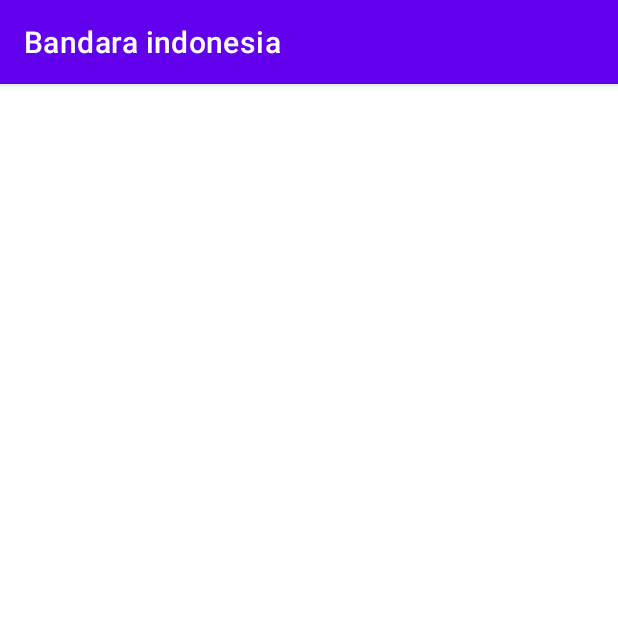
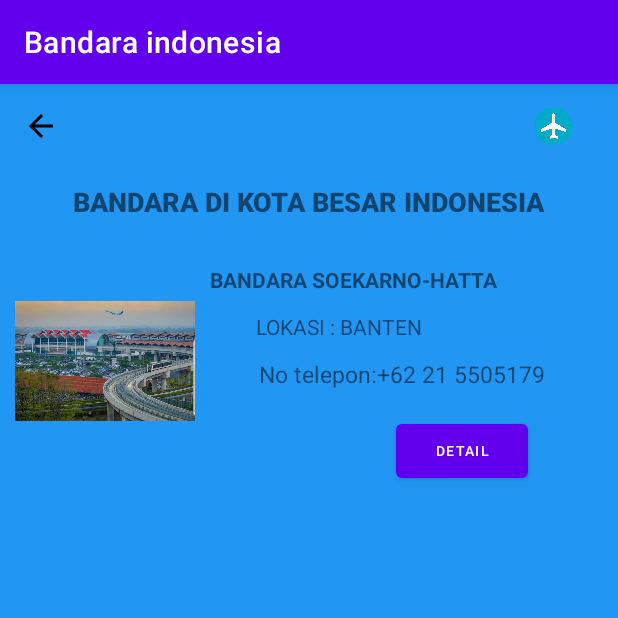
Before and after one commit to MuhamadDafhiMayrizkiy/Project-Bandara-Indonesia, an Android app: the Second screen opened directly, with no data from a screen before it, on a phone screen of 412 x 824 dp, the top half of it. Run offline under Robolectric (Android 15) with nearby library versions, the phone set to English and light mode, and no system bars.

Commit message:
Implicit
Perpindahan mainactivity ke second activity

```diff
--- a/app/src/main/java/com/pab/bandaraindonesia/MainActivity.java
+++ b/app/src/main/java/com/pab/bandaraindonesia/MainActivity.java
@@ -2,13 +2,25 @@ package com.pab.bandaraindonesia;
 
 import androidx.appcompat.app.AppCompatActivity;
 
+import android.content.Intent;
 import android.os.Bundle;
+import android.view.View;
+import android.widget.Button;
 
 public class MainActivity extends AppCompatActivity {
-
+    Button btn_mulai;
     @Override
     protected void onCreate(Bundle savedInstanceState) {
         super.onCreate(savedInstanceState);
         setContentView(R.layout.activity_main);
+        btn_mulai = (Button) findViewById(R.id.btn_mulai);
+        btn_mulai.setOnClickListener(new View.OnClickListener(){
+            @Override
+            public void onClick(View view){
+                Intent PINDAH = new Intent(MainActivity.this, Second.class);
+                startActivity(PINDAH);
+            }
+        });
+
     }
 }
--- /dev/null
+++ b/app/src/main/res/drawable/ic_baseline_arrow_back_24.xml
@@ -0,0 +1,5 @@
+<vector android:autoMirrored="true" android:height="24dp"
+    android:tint="#000000" android:viewportHeight="24"
+    android:viewportWidth="24" android:width="24dp" xmlns:android="http://schemas.android.com/apk/res/android">
+    <path android:fillColor="@android:color/white" android:pathData="M20,11H7.83l5.59,-5.59L12,4l-8,8 8,8 1.41,-1.41L7.83,13H20v-2z"/>
+</vector>
--- /dev/null
+++ b/app/src/main/res/drawable/ic_baseline_logo_dev_24.xml
@@ -0,0 +1,6 @@
+<vector android:height="24dp" android:tint="#000000"
+    android:viewportHeight="24" android:viewportWidth="24"
+    android:width="24dp" xmlns:android="http://schemas.android.com/apk/res/android">
+    <path android:fillColor="@android:color/white" android:pathData="M19,3H5C3.9,3 3,3.9 3,5v14c0,1.1 0.9,2 2,2h14c1.1,0 2,-0.9 2,-2V5C21,3.9 20.1,3 19,3zM7.68,14.98H6V9h1.71c1.28,0 1.71,1.03 1.71,1.71l0,2.56C9.42,13.95 9,14.98 7.68,14.98zM12.38,11.46v1.07h-1.18v1.39h1.93v1.07h-2.25c-0.4,0.01 -0.74,-0.31 -0.75,-0.71V9.75c-0.01,-0.4 0.31,-0.74 0.71,-0.75h2.28l0,1.07h-1.92v1.39H12.38zM16.88,14.23c-0.48,1.11 -1.33,0.89 -1.71,0L13.77,9h1.18l1.07,4.11L17.09,9h1.18L16.88,14.23z"/>
+    <path android:fillColor="@android:color/white" android:pathData="M7.77,10.12H7.14v3.77h0.63c0.14,0 0.28,-0.05 0.42,-0.16c0.14,-0.1 0.21,-0.26 0.21,-0.47v-2.52c0,-0.21 -0.07,-0.37 -0.21,-0.47C8.05,10.17 7.91,10.12 7.77,10.12z"/>
+</vector>
--- a/app/src/main/res/layout/activity_second.xml
+++ b/app/src/main/res/layout/activity_second.xml
@@ -1,9 +1,111 @@
 <?xml version="1.0" encoding="utf-8"?>
-<androidx.constraintlayout.widget.ConstraintLayout xmlns:android="http://schemas.android.com/apk/res/android"
+<ScrollView xmlns:android="http://schemas.android.com/apk/res/android"
     xmlns:app="http://schemas.android.com/apk/res-auto"
     xmlns:tools="http://schemas.android.com/tools"
     android:layout_width="match_parent"
     android:layout_height="match_parent"
-    tools:context=".Second">
+    tools:context=".Second"
+    android:background="#2196F3">
+    <LinearLayout
+        android:layout_width="wrap_content"
+        android:layout_height="wrap_content"
+        android:orientation="vertical">
+        <RelativeLayout
+            android:layout_width="wrap_content"
+            android:layout_height="?actionBarSize">
+            <ImageView
+                android:layout_width="wrap_content"
+                android:layout_height="wrap_content"
+                android:src="@drawable/ic_baseline_arrow_back_24"
+                android:padding="15dp"
+                android:layout_centerVertical="true"></ImageView>
 
-</androidx.constraintlayout.widget.ConstraintLayout>
+            <ImageView
+                android:layout_width="86dp"
+                android:layout_height="match_parent"
+                android:layout_alignParentRight="true"
+                android:layout_centerVertical="true"
+                android:padding="15dp"
+                android:src="@drawable/img"></ImageView>
+        </RelativeLayout>
+        <TextView
+            android:layout_width="wrap_content"
+            android:layout_height="wrap_content"
+            android:fontFamily="sans-serif-black"
+            android:text="Bandara di kota besar Indonesia"
+            android:textSize="18dp"
+            android:layout_gravity="center"
+            android:textAllCaps="true"
+            android:padding="10dp">
+        </TextView>
+        <RelativeLayout
+            android:layout_width="wrap_content"
+            android:layout_height="wrap_content"
+            android:backgroundTint="@color/white"
+            >
+
+            <ImageView
+                android:id="@+id/img"
+                android:layout_width="120dp"
+                android:layout_height="100dp"
+                android:layout_centerVertical="true"
+                android:layout_marginStart="10dp"
+                android:layout_marginTop="10dp"
+                android:layout_marginEnd="10dp"
+                android:layout_marginBottom="10dp"
+                android:src="@drawable/img2"></ImageView>
+
+            <TextView
+                android:id="@+id/tx_1"
+                android:layout_width="200dp"
+                android:layout_height="40dp"
+                android:layout_marginLeft="140dp"
+                android:justificationMode="inter_word"
+                android:text="Bandara Soekarno-Hatta"
+                android:paddingTop="20dp"
+                android:textAllCaps="true"
+                android:textSize="14dp"
+                android:textStyle="bold"></TextView>
+
+            <TextView
+                android:id="@+id/tx_2"
+                android:layout_width="wrap_content"
+                android:layout_height="wrap_content"
+                android:layout_below="@+id/tx_1"
+                android:layout_marginLeft="-27dp"
+                android:layout_marginTop="1dp"
+                android:layout_toRightOf="@+id/img"
+                android:paddingLeft="58dp"
+                android:paddingTop="10dp"
+                android:text="lokasi : Banten"
+                android:textAllCaps="true"></TextView>
+
+            <TextView
+                android:id="@+id/tx_3"
+                android:layout_width="254dp"
+                android:layout_height="34dp"
+                android:layout_below="@+id/tx_2"
+                android:layout_marginLeft="-25dp"
+                android:layout_marginTop="1dp"
+                android:layout_toRightOf="@+id/img"
+                android:paddingLeft="58dp"
+                android:paddingTop="10dp"
+                android:text="No telepon:+62 21 5505179 "
+                android:textSize="15dp"></TextView>
+
+            <Button
+                android:id="@+id/btn2_pindah"
+                android:layout_width="wrap_content"
+                android:layout_height="wrap_content"
+                android:layout_marginLeft="-18dp"
+                android:layout_marginTop="120dp"
+                android:layout_toRightOf="@+id/tx_2"
+                android:text="Detail"
+                android:textSize="9dp"></Button>
+        </RelativeLayout>
+
+
+
+    </LinearLayout>
+
+</ScrollView>
```
Also changed, not shown: app/src/main/res/drawable/img.png (added), app/src/main/res/drawable/img2.jpeg (added).
